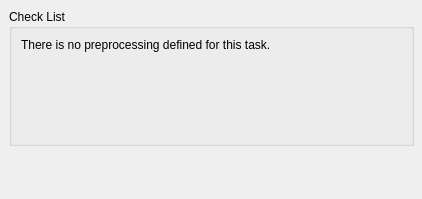
First picture: the form in QTModules/EMSegment/Resources/UI/qSlicerEMSegmentDefinePreprocessingPanel.ui, repository jcfr/Slicer3, before the edit.
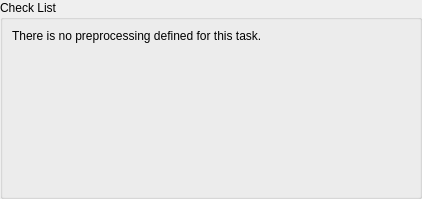
Second picture: the form after the edit. Custom widgets are drawn as their Qt base class.

Commit message: ENH: EMSegment - ContentMargins associated with panel layout is set to zero

What changed in the file:
```diff
--- a/QTModules/EMSegment/Resources/UI/qSlicerEMSegmentDefinePreprocessingPanel.ui
+++ b/QTModules/EMSegment/Resources/UI/qSlicerEMSegmentDefinePreprocessingPanel.ui
@@ -13,15 +13,12 @@
   <property name="windowTitle">
    <string>Form</string>
   </property>
+  <layout class="QVBoxLayout" name="verticalLayout">
+   <property name="margin">
+    <number>0</number>
+   </property>
+   <item>
   <widget class="QGroupBox" name="CheckListGroupBox">
-   <property name="geometry">
-    <rect>
-     <x>9</x>
-     <y>9</y>
-     <width>405</width>
-     <height>137</height>
-    </rect>
-   </property>
    <property name="title">
     <string>Check List</string>
    </property>
@@ -53,11 +50,19 @@
     </item>
    </layout>
   </widget>
+   </item>
+  </layout>
  </widget>
  <customwidgets>
   <customwidget>
-   <class>qSlicerEMSegmentWidget</class>
+   <class>qSlicerWidget</class>
    <extends>QWidget</extends>
+   <header>qSlicerWidget.h</header>
+   <container>1</container>
+  </customwidget>
+  <customwidget>
+   <class>qSlicerEMSegmentWidget</class>
+   <extends>qSlicerWidget</extends>
    <header>qSlicerEMSegmentWidget.h</header>
    <container>1</container>
   </customwidget>
```
Lines whose indentation alone changed are shown as unchanged. The commit also changes 8 other files.
